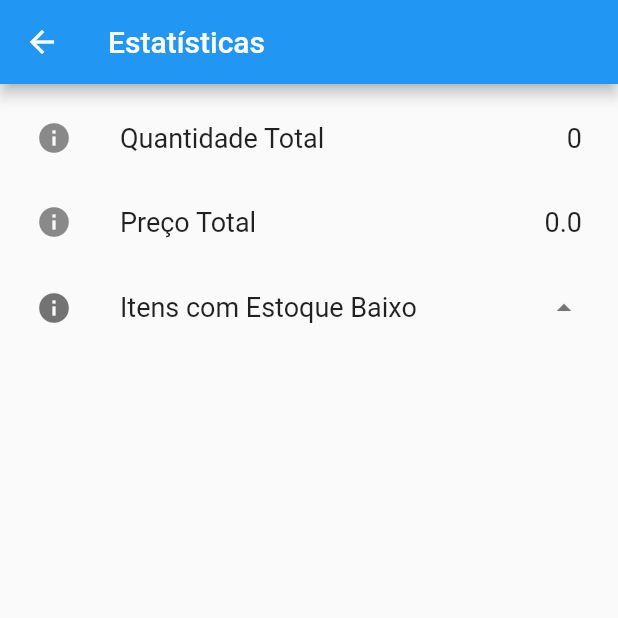
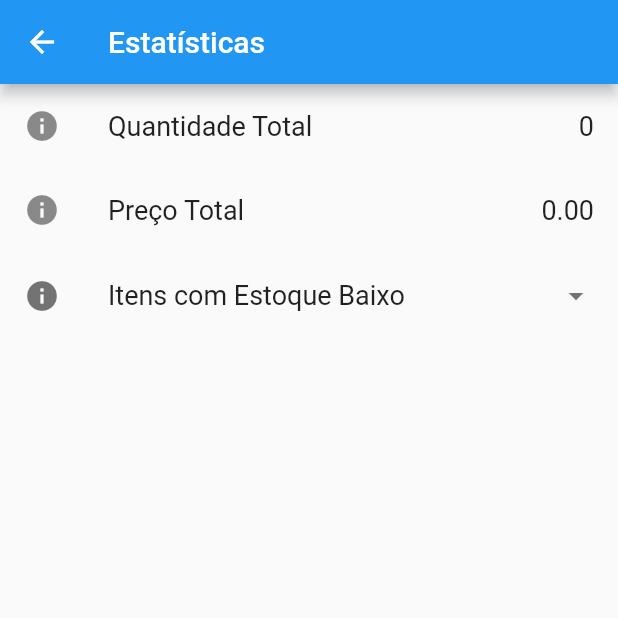
Before and after one commit to falloutdey/Curso-de-Flutter, a Flutter app: the screen it shows after launch, after a tap on the "analytics" icon, on a phone screen of 412 x 824 dp, the top half of it. Run offline on Flutter 3.47's test engine with Material 2 defaults, Android fonts, the phone set to English and light mode, and no system bars.

```diff
--- a/Flutter/Projetos_Extras/Sistema_de_Estoque/lib/estatisticas.dart
+++ /dev/null
@@ -1,131 +0,0 @@
-import 'package:flutter/material.dart';
-import 'main.dart';
-import 'produto.dart';
-
-class Estatisticas extends StatelessWidget {
-  const Estatisticas({super.key});
-
-  @override
-  Widget build(BuildContext context) {
-    return MaterialApp(home: TelaEstatisticas());
-  }
-}
-
-class TelaEstatisticas extends StatefulWidget {
-  const TelaEstatisticas({super.key});
-
-  @override
-  State<TelaEstatisticas> createState() => _TelaEstatisticasState();
-}
-
-class _TelaEstatisticasState extends State<TelaEstatisticas> {
-  int quantidadeTotal = 0;
-  double precoTotal = 0;
-  Map<dynamic, dynamic> mapaProdutos = MainApp().getMapa();
-  List<Produto> produtosEstoqueBaixo = [];
-  bool mudarIcon = false;
-
-  @override
-  void initState() {
-    super.initState();
-    calcularQuantidade();
-    calcularPreco();
-  }
-
-  void calcularQuantidade() {
-    for (Produto produto in mapaProdutos.values) {
-      quantidadeTotal += produto.quantidade;
-    }
-  }
-
-  void calcularPreco() {
-    for (Produto produto in mapaProdutos.values) {
-      precoTotal += produto.preco;
-    }
-  }
-
-  void getEstoqueBaixo() {
-
-  for (Produto produto in mapaProdutos.values) {
-    if (produto.quantidade <= 6) {
-      produtosEstoqueBaixo.add(produto);
-    }
-  }
-}
-
-String getNomeEstoqueBaixo() {
-  for(Produto produto in produtosEstoqueBaixo) {
-    return produto.nomeProduto;
-  }
-  return '';
-}
-
-int getQuantidadeEstoqueBaixo() {
-  for (Produto produto in produtosEstoqueBaixo) {
-    return produto.quantidade;
-  }
-  return 0;
-}
-
-  @override
-  Widget build(BuildContext context) {
-    return Scaffold(
-        appBar: AppBar(
-          title: Text("Estatísticas"),
-          leading: IconButton(
-            onPressed: () {
-              Navigator.pop(context);
-            },
-            icon: Icon(Icons.arrow_back),
-          ),
-        ),
-        body: Padding(
-          padding: const EdgeInsets.all(8.0),
-          child: Column(
-            children: [
-              ListTile(
-                leading: Icon(Icons.info),
-                title: Text(
-                  "Quantidade Total",
-                  style: TextStyle(fontSize: 18),
-                ),
-                trailing: Text(
-                  quantidadeTotal.toString(),
-                  style: TextStyle(fontSize: 18),
-                ),
-              ),
-              ListTile(
-                leading: Icon(Icons.info),
-                title: Text(
-                  "Preço Total",
-                  style: TextStyle(fontSize: 18),
-                ),
-                trailing: Text(
-                  precoTotal.toString(),
-                  style: TextStyle(fontSize: 18),
-                ),
-              ),
-              ExpansionTile(
-                  leading: Icon(Icons.info),
-                  title: Text("Itens com Estoque Baixo", style: TextStyle(fontSize: 18),),
-                  trailing: Icon(
-                      mudarIcon ? Icons.arrow_drop_down : Icons.arrow_drop_up),
-                  onExpansionChanged: (bool expandido) {
-                    setState(() {
-                      mudarIcon = expandido;
-                    });
-                  },
-                  children: [
-                    ListTile(
-                      leading: Icon(Icons.shopping_bag),
-                      title: Text(getNomeEstoqueBaixo()),
-                      trailing: Text(getQuantidadeEstoqueBaixo().toString()),
-                    )
-                  ],
-              )
-            ],
-          ),
-        )
-    );
-  }
-}
--- a/Flutter/Projetos_Extras/Sistema_de_Estoque/lib/main.dart
+++ b/Flutter/Projetos_Extras/Sistema_de_Estoque/lib/main.dart
@@ -28,10 +28,14 @@ class MyApp extends StatefulWidget {
 
 class _MyAppState extends State<MyApp> {
   var produtos = Map<String, Produto>();
+  var produtosEstoqueBaixo = Map<String, Produto>();
 
   void adicionarProduto(Produto produto) {
     setState(() {
       produtos[produto.nomeProduto] = produto;
+      if (produto.quantidade <= 6) {
+        produtosEstoqueBaixo[produto.nomeProduto] = produto;
+      }
     });
   }
 
@@ -51,8 +55,9 @@ class _MyAppState extends State<MyApp> {
                 Navigator.push(
                   context,
                   MaterialPageRoute(
-                    builder: (context) => TelaEstatisticas(),
-                  ),
+                      builder: (context) => TelaEstatisticas(
+                          mapaProdutos: produtos,
+                          estoqueBaixo: produtosEstoqueBaixo)),
                 );
               },
               icon: Icon(Icons.analytics),
@@ -74,7 +79,7 @@ class _MyAppState extends State<MyApp> {
                       child: ListTile(
                         leading: Icon(Icons.shopping_bag),
                         title: Text(
-                          produto.nomeProduto + " (R\$ ${produto.preco})",
+                          produto.nomeProduto + " (R\$ ${produto.preco.toStringAsFixed(2)})",
                           style: TextStyle(fontWeight: FontWeight.bold),
                         ),
                         subtitle: produto.descricao != null
@@ -235,3 +240,117 @@ class _TelaCadastroState extends State<TelaCadastro> {
     );
   }
 }
+
+class TelaEstatisticas extends StatefulWidget {
+  final Map<String, Produto> mapaProdutos;
+  final Map<String, Produto> estoqueBaixo;
+  const TelaEstatisticas({required this.mapaProdutos, required this.estoqueBaixo});
+
+  @override
+  State<TelaEstatisticas> createState() => _TelaEstatisticasState();
+}
+
+class _TelaEstatisticasState extends State<TelaEstatisticas> {
+  int quantidadeTotal = 0;
+  double precoTotal = 0;
+  bool mudarIcon = false;
+  List<String> nomesEstoqueBaixo = [];
+  List<int> quantidadesEstoqueBaixo = [];
+
+  @override
+  void initState() {
+    super.initState();
+    calcularQuantidade();
+    calcularPreco();
+    getEstoqueBaixo();
+  }
+
+  void calcularQuantidade() {
+    for (Produto produto in widget.mapaProdutos.values) {
+      quantidadeTotal += produto.quantidade;
+    }
+  }
+
+  void calcularPreco() {
+    for (Produto produto in widget.mapaProdutos.values) {
+      precoTotal += produto.preco;
+    }
+  }
+
+  void getEstoqueBaixo() {
+    for (Produto produto in widget.mapaProdutos.values) {
+      if (produto.quantidade <= 6) {
+        nomesEstoqueBaixo.add(produto.nomeProduto);
+        quantidadesEstoqueBaixo.add(produto.quantidade);
+      }
+    }
+  }
+
+  @override
+  Widget build(BuildContext context) {
+    return MaterialApp(
+      home: Scaffold(
+        appBar: AppBar(
+          title: Text("Estatísticas"),
+          leading: IconButton(
+            onPressed: () {
+              Navigator.pop(context);
+            },
+            icon: Icon(Icons.arrow_back),
+          ),
+        ),
+        body: Column(
+          children: [
+            ListTile(
+              leading: Icon(Icons.info),
+              title: Text(
+                "Quantidade Total",
+                style: TextStyle(fontSize: 18),
+              ),
+              trailing: Text(
+                quantidadeTotal.toString(),
+                style: TextStyle(fontSize: 18),
+              ),
+            ),
+            ListTile(
+              leading: Icon(Icons.info),
+              title: Text(
+                "Preço Total",
+                style: TextStyle(fontSize: 18),
+              ),
+              trailing: Text(
+                precoTotal.toStringAsFixed(2),
+                style: TextStyle(fontSize: 18),
+              ),
+            ),
+            ExpansionTile(
+              leading: Icon(Icons.info),
+              title: Text(
+                "Itens com Estoque Baixo",
+                style: TextStyle(fontSize: 18),
+              ),
+              trailing: Icon(
+                mudarIcon ? Icons.arrow_drop_up : Icons.arrow_drop_down,
+              ),
+              onExpansionChanged: (bool expandido) {
+                setState(() {
+                  mudarIcon = expandido;
+                });
+              },
+              children: nomesEstoqueBaixo.map((nome) {
+                int index = nomesEstoqueBaixo.indexOf(nome);
+                return ListTile(
+                  leading: Icon(Icons.shopping_bag),
+                  title: Text(nome,
+                    style: TextStyle(fontSize: 18)),
+                  trailing: Text(quantidadesEstoqueBaixo[index].toString(),
+                    style: TextStyle(fontSize: 18)),
+                );
+              }).toList(),
+            ),
+          ],
+        ),
+      ),
+    );
+  }
+}
```
